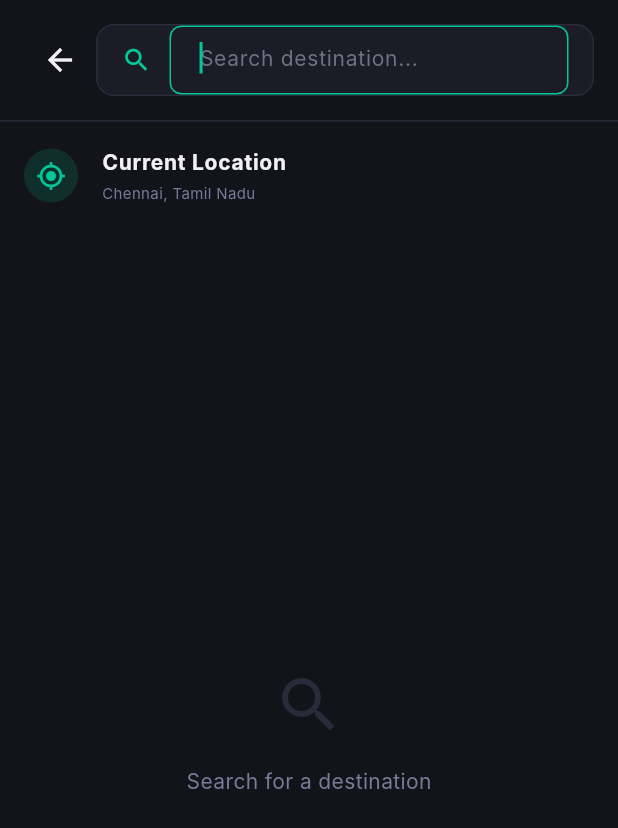
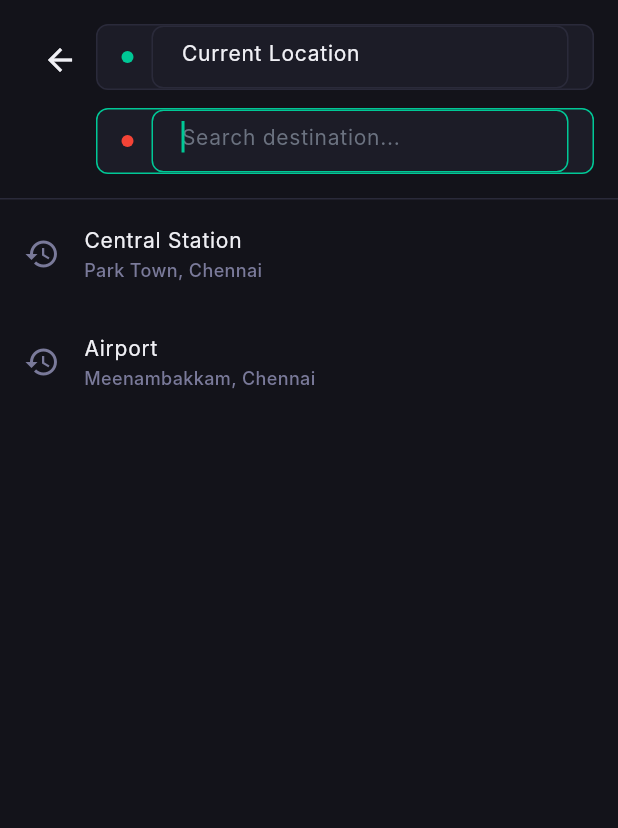
Before and after one commit to dharanidharankumaravel-maker/ola-clone, a Flutter app: the DestinationSearchScreen screen opened by its route, on a phone screen of 412 x 824 dp. Shown: the top 828 px of the screen. Run offline on Flutter 3.47's test engine with Material 3 defaults, Android fonts, the light colour scheme and no system bars; our stand-ins replace dio, flutter_animate, flutter_dotenv, flutter_map, flutter_riverpod, flutter_secure_storage and 8 more; accounts and stored records are empty; generated files the repository leaves out were written again; Roboto replaces fonts that are missing (Inter).

Commit message:
feat: phase 2 UX and routing enhancements

```diff
--- a/lib/features/map/presentation/screens/destination_search_screen.dart
+++ b/lib/features/map/presentation/screens/destination_search_screen.dart
@@ -18,21 +18,68 @@ class DestinationSearchScreen extends ConsumerStatefulWidget {
 }
 
 class _DestinationSearchScreenState extends ConsumerState<DestinationSearchScreen> {
-  final _searchController = TextEditingController();
+  final _pickupController = TextEditingController();
+  final _destinationController = TextEditingController();
+  final _pickupFocus = FocusNode();
+  final _destinationFocus = FocusNode();
+
   bool _isSearching = false;
   List<AppLocation> _results = [];
   Timer? _debounce;
+  bool _isEditingPickup = false;
+
+  @override
+  void initState() {
+    super.initState();
+    _pickupFocus.addListener(() {
+      if (_pickupFocus.hasFocus) {
+        setState(() {
+          _isEditingPickup = true;
+          _results = [];
+        });
+        _onSearchChanged(_pickupController.text);
+      }
+    });
+
+    _destinationFocus.addListener(() {
+      if (_destinationFocus.hasFocus) {
+        setState(() {
+          _isEditingPickup = false;
+          _results = [];
+        });
+        _onSearchChanged(_destinationController.text);
+      }
+    });
+
+    WidgetsBinding.instance.addPostFrameCallback((_) {
+      final locationState = ref.read(locationProvider);
+      final currentLocAsync = ref.read(currentLocationProvider);
+
+      _pickupController.text = locationState.pickup?.shortAddress ?? currentLocAsync.value?.shortAddress ?? 'Current Location';
+      _destinationController.text = locationState.destination?.shortAddress ?? '';
+
+      if (widget.isPickup) {
+        _pickupFocus.requestFocus();
+      } else {
+        _destinationFocus.requestFocus();
+      }
+    });
+  }
 
   @override
   void dispose() {
-    _searchController.dispose();
+    _pickupController.dispose();
+    _destinationController.dispose();
+    _pickupFocus.dispose();
+    _destinationFocus.dispose();
     _debounce?.cancel();
     super.dispose();
   }
 
   void _onSearchChanged(String query) {
     if (_debounce?.isActive ?? false) _debounce!.cancel();
-    _debounce = Timer(const Duration(milliseconds: 400), () async {
+
+    // If not actively searching or too short, show empty results or default suggestions
     if (query.trim().length < 2) {
       setState(() {
         _results = [];
@@ -41,14 +88,12 @@ class _DestinationSearchScreenState extends ConsumerState<DestinationSearchScree
       return;
     }
 
+    _debounce = Timer(const Duration(milliseconds: 400), () async {
       setState(() => _isSearching = true);
-
       try {
         final repo = ref.read(mapRepositoryProvider);
         final locations = await repo.searchLocations(query);
-
         if (!mounted) return;
-
         setState(() {
           _results = locations;
           _isSearching = false;
@@ -61,23 +106,26 @@ class _DestinationSearchScreenState extends ConsumerState<DestinationSearchScree
   }
 
   Future<void> _handleSelectPlace(AppLocation place) async {
-    // Nominatim provides lat/lng in the search response, so we don't need a separate details API call
-    if (widget.isPickup) {
+    if (_isEditingPickup) {
       ref.read(locationProvider.notifier).setPickup(place);
-      final dest = ref.read(locationProvider).destination;
-      if (dest != null) {
-        context.replace('/ride-selection');
-      } else {
-        context.pop();
-      }
+      _pickupController.text = place.shortAddress ?? '';
+      _destinationFocus.requestFocus();
     } else {
       ref.read(locationProvider.notifier).setDestination(place);
+      _destinationController.text = place.shortAddress ?? '';
+
+      // If we selected destination, make sure we have a pickup
       final pickup = ref.read(locationProvider).pickup;
-      if (pickup != null) {
+      if (pickup == null) {
+        final currentLoc = ref.read(currentLocationProvider).value;
+        if (currentLoc != null) {
+          ref.read(locationProvider.notifier).setPickup(currentLoc);
+        } else {
+          _pickupFocus.requestFocus();
+          return;
+        }
+      }
       context.replace('/ride-selection');
-      } else {
-        context.pop();
-      }
     }
   }
 
@@ -97,46 +145,89 @@ class _DestinationSearchScreenState extends ConsumerState<DestinationSearchScree
                 border: Border(bottom: BorderSide(color: AppColors.border)),
               ),
               child: Row(
+                crossAxisAlignment: CrossAxisAlignment.start,
                 children: [
                   IconButton(
                     icon: const Icon(Icons.arrow_back, color: AppColors.textPrimary),
                     onPressed: () => context.pop(),
                   ),
                   Expanded(
-                    child: Container(
-                      height: 48,
+                    child: Column(
+                      children: [
+                        // Pickup Field
+                        Container(
+                          height: 44,
                           padding: const EdgeInsets.symmetric(horizontal: 16),
                           decoration: BoxDecoration(
                             color: AppColors.bgCard,
-                        borderRadius: BorderRadius.circular(12),
-                        border: Border.all(color: AppColors.border),
+                            borderRadius: BorderRadius.circular(8),
+                            border: Border.all(color: _isEditingPickup ? AppColors.primaryGreen : AppColors.border),
                           ),
                           child: Row(
                             children: [
-                          const Icon(Icons.search, color: AppColors.primaryGreen, size: 20),
+                              Container(width: 8, height: 8, decoration: const BoxDecoration(color: AppColors.primaryGreen, shape: BoxShape.circle)),
                               const SizedBox(width: 12),
                               Expanded(
                                 child: TextField(
-                              controller: _searchController,
+                                  controller: _pickupController,
+                                  focusNode: _pickupFocus,
                                   onChanged: _onSearchChanged,
-                              autofocus: true,
-                              decoration: InputDecoration(
-                                hintText: widget.isPickup ? 'Search pickup location...' : 'Search destination...',
+                                  decoration: const InputDecoration(
+                                    hintText: 'Current Location',
                                     border: InputBorder.none,
                                     isDense: true,
                                   ),
                                 ),
                               ),
-                          if (_searchController.text.isNotEmpty)
+                              if (_pickupController.text.isNotEmpty && _isEditingPickup)
                                 GestureDetector(
                                   onTap: () {
-                                _searchController.clear();
+                                    _pickupController.clear();
                                     _onSearchChanged('');
                                   },
                                   child: const Icon(Icons.cancel, color: AppColors.textSecondary, size: 20),
                                 ),
                             ],
                           ),
+                        ),
+                        const SizedBox(height: 12),
+                        // Destination Field
+                        Container(
+                          height: 44,
+                          padding: const EdgeInsets.symmetric(horizontal: 16),
+                          decoration: BoxDecoration(
+                            color: AppColors.bgCard,
+                            borderRadius: BorderRadius.circular(8),
+                            border: Border.all(color: !_isEditingPickup ? AppColors.primaryGreen : AppColors.border),
+                          ),
+                          child: Row(
+                            children: [
+                              Container(width: 8, height: 8, decoration: const BoxDecoration(color: Colors.red, shape: BoxShape.circle)),
+                              const SizedBox(width: 12),
+                              Expanded(
+                                child: TextField(
+                                  controller: _destinationController,
+                                  focusNode: _destinationFocus,
+                                  onChanged: _onSearchChanged,
+                                  decoration: const InputDecoration(
+                                    hintText: 'Search destination...',
+                                    border: InputBorder.none,
+                                    isDense: true,
+                                  ),
+                                ),
+                              ),
+                              if (_destinationController.text.isNotEmpty && !_isEditingPickup)
+                                GestureDetector(
+                                  onTap: () {
+                                    _destinationController.clear();
+                                    _onSearchChanged('');
+                                  },
+                                  child: const Icon(Icons.cancel, color: AppColors.textSecondary, size: 20),
+                                ),
+                            ],
+                          ),
+                        ),
+                      ],
                     ),
                   ),
                 ],
@@ -149,11 +240,7 @@ class _DestinationSearchScreenState extends ConsumerState<DestinationSearchScree
                 padding: EdgeInsets.all(16.0),
                 child: Row(
                   children: [
-                    SizedBox(
-                      width: 20,
-                      height: 20,
-                      child: CircularProgressIndicator(strokeWidth: 2, color: AppColors.primaryGreen),
-                    ),
+                    SizedBox(width: 20, height: 20, child: CircularProgressIndicator(strokeWidth: 2, color: AppColors.primaryGreen)),
                     SizedBox(width: 12),
                     Text('Searching...', style: TextStyle(color: AppColors.textSecondary)),
                   ],
@@ -162,16 +249,14 @@ class _DestinationSearchScreenState extends ConsumerState<DestinationSearchScree
 
             // Results List
             Expanded(
-              child: _searchController.text.isEmpty
-                  ? Column(
+              child: (_isEditingPickup && _pickupController.text.isEmpty) || (!_isEditingPickup && _destinationController.text.isEmpty)
+                  ? ListView(
                       children: [
+                        if (_isEditingPickup)
                           ListTile(
                             leading: Container(
                               padding: const EdgeInsets.all(8),
-                            decoration: const BoxDecoration(
-                              color: AppColors.primaryGreenLight,
-                              shape: BoxShape.circle,
-                            ),
+                              decoration: const BoxDecoration(color: AppColors.primaryGreenLight, shape: BoxShape.circle),
                               child: const Icon(Icons.my_location, color: AppColors.primaryGreen, size: 20),
                             ),
                             title: Text('Current Location', style: AppTextStyles.bodyMedium.copyWith(fontWeight: FontWeight.bold)),
@@ -182,17 +267,18 @@ class _DestinationSearchScreenState extends ConsumerState<DestinationSearchScree
                               }
                             },
                           ),
-                        Expanded(
-                          child: Center(
-                            child: Column(
-                              mainAxisAlignment: MainAxisAlignment.center,
-                              children: [
-                                const Icon(Icons.search, size: 48, color: AppColors.border),
-                                const SizedBox(height: 16),
-                                Text(widget.isPickup ? 'Search for a pickup location' : 'Search for a destination', style: AppTextStyles.body.copyWith(color: AppColors.textSecondary)),
-                              ],
+                        // Saved places or recent searches can go here
+                        ListTile(
+                          leading: const Icon(Icons.history, color: AppColors.textSecondary),
+                          title: const Text('Central Station'),
+                          subtitle: const Text('Park Town, Chennai', style: TextStyle(fontSize: 12, color: AppColors.textSecondary)),
+                          onTap: () => _handleSelectPlace(const AppLocation(latitude: 13.0827, longitude: 80.2707, shortAddress: 'Central Station', formattedAddress: 'Park Town, Chennai')),
                         ),
-                          ),
+                        ListTile(
+                          leading: const Icon(Icons.history, color: AppColors.textSecondary),
+                          title: const Text('Airport'),
+                          subtitle: const Text('Meenambakkam, Chennai', style: TextStyle(fontSize: 12, color: AppColors.textSecondary)),
+                          onTap: () => _handleSelectPlace(const AppLocation(latitude: 12.9716, longitude: 80.1898, shortAddress: 'Airport', formattedAddress: 'Meenambakkam, Chennai')),
                         ),
                       ],
                     )
@@ -203,10 +289,7 @@ class _DestinationSearchScreenState extends ConsumerState<DestinationSearchScree
                         return ListTile(
                           leading: Container(
                             padding: const EdgeInsets.all(8),
-                            decoration: const BoxDecoration(
-                              color: AppColors.primaryGreenLight,
-                              shape: BoxShape.circle,
-                            ),
+                            decoration: const BoxDecoration(color: AppColors.primaryGreenLight, shape: BoxShape.circle),
                             child: const Icon(Icons.location_on, color: AppColors.primaryGreen, size: 20),
                           ),
                           title: Text(place.shortAddress ?? '', style: AppTextStyles.bodyMedium.copyWith(fontWeight: FontWeight.bold)),
```
Also changed, not shown: lib/features/map/data/repositories/map_repository_impl.dart (+25 -1 lines), lib/features/ride/presentation/screens/ride_selection_screen.dart (+8 -1 lines), lib/features/ride/presentation/screens/ride_tracking_screen.dart (+33 -9 lines). Lines whose indentation alone changed are shown as unchanged.
